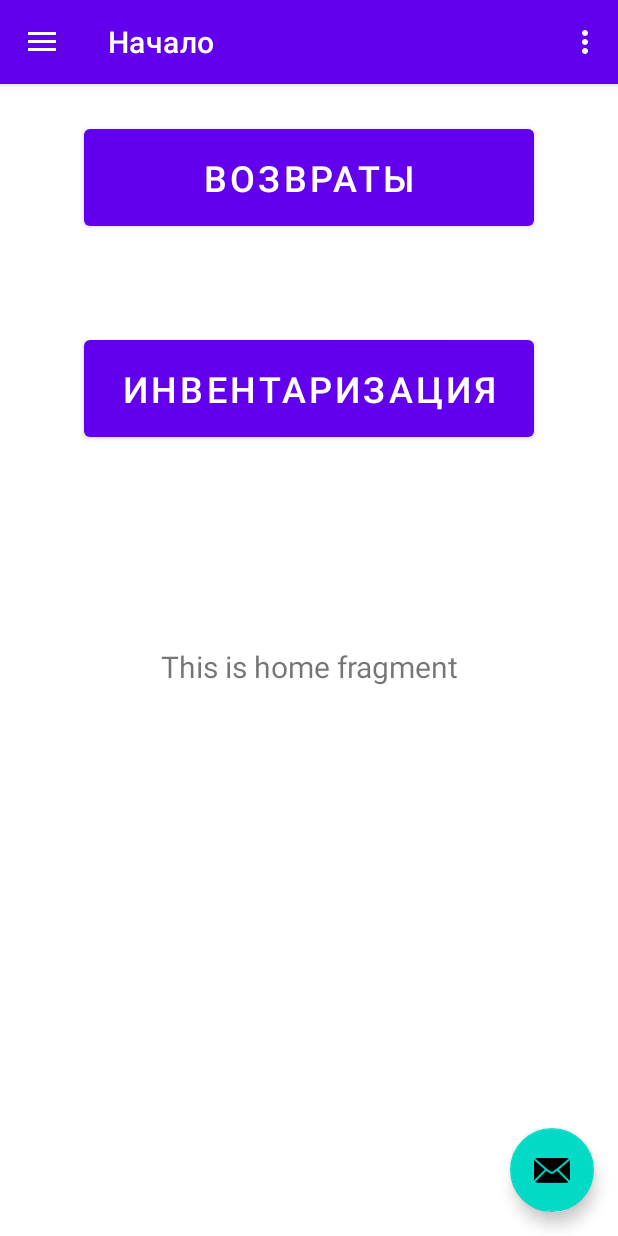
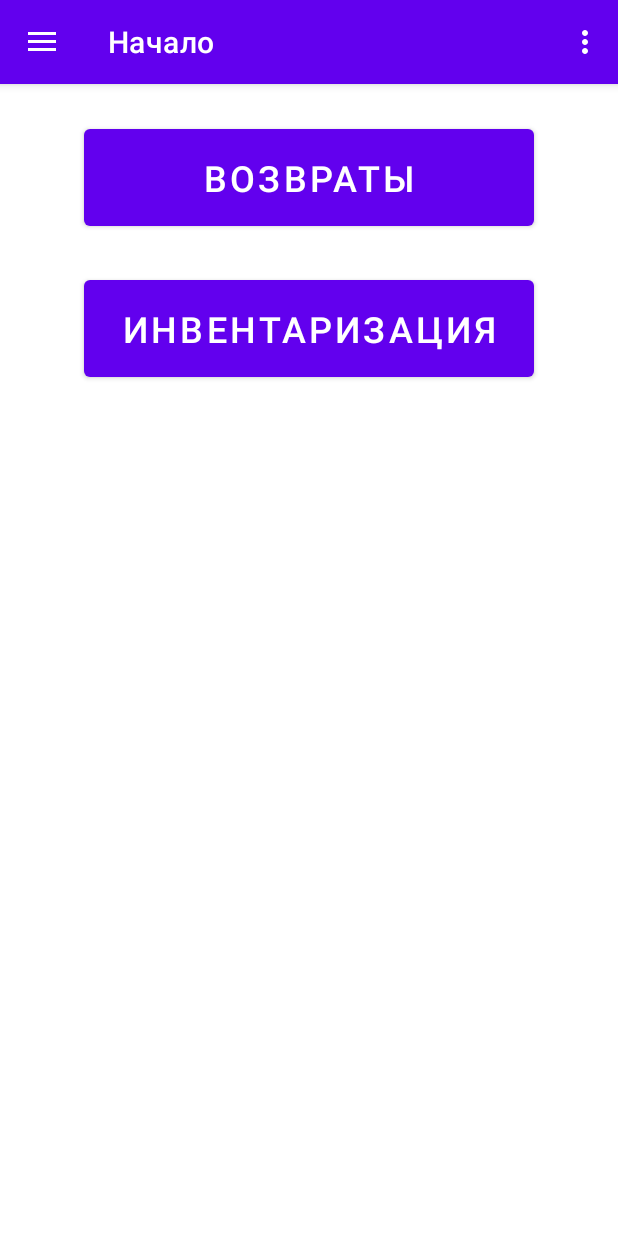
Before and after one commit to uleman1c/ApexWH, an Android app: the screen it shows after launch (MainActivity), on a phone screen of 412 x 824 dp. Run offline under Robolectric (Android 15) with nearby library versions, the light colour scheme and no system bars; our stand-ins replace navigation-ui.

Commit message:
home btns ret 2

```diff
--- a/app/src/main/java/com/example/apexwh/MainActivity.java
+++ b/app/src/main/java/com/example/apexwh/MainActivity.java
@@ -29,13 +29,13 @@ public class MainActivity extends AppCompatActivity {
         setContentView(binding.getRoot());
 
         setSupportActionBar(binding.appBarMain.toolbar);
-        binding.appBarMain.fab.setOnClickListener(new View.OnClickListener() {
-            @Override
-            public void onClick(View view) {
-                Snackbar.make(view, "Replace with your own action", Snackbar.LENGTH_LONG)
-                        .setAction("Action", null).show();
-            }
-        });
+//        binding.appBarMain.fab.setOnClickListener(new View.OnClickListener() {
+//            @Override
+//            public void onClick(View view) {
+//                Snackbar.make(view, "Replace with your own action", Snackbar.LENGTH_LONG)
+//                        .setAction("Action", null).show();
+//            }
+//        });
         DrawerLayout drawer = binding.drawerLayout;
         NavigationView navigationView = binding.navView;
         // Passing each menu ID as a set of Ids because each
--- a/app/src/main/java/com/example/apexwh/ui/home/HomeFragment.java
+++ b/app/src/main/java/com/example/apexwh/ui/home/HomeFragment.java
@@ -44,8 +44,8 @@ public class HomeFragment extends Fragment {
         });
 
 
-        final TextView textView = binding.textHome;
-        homeViewModel.getText().observe(getViewLifecycleOwner(), textView::setText);
+//        final TextView textView = binding.textHome;
+//        homeViewModel.getText().observe(getViewLifecycleOwner(), textView::setText);
         return root;
     }
 
--- a/app/src/main/res/layout/app_bar_main.xml
+++ b/app/src/main/res/layout/app_bar_main.xml
@@ -22,14 +22,4 @@
 
     <include layout="@layout/content_main" />
 
-    <com.google.android.material.floatingactionbutton.FloatingActionButton
-        android:id="@+id/fab"
-        android:layout_width="wrap_content"
-        android:layout_height="wrap_content"
-        android:layout_gravity="bottom|end"
-        android:layout_marginEnd="@dimen/fab_margin"
-        android:layout_marginBottom="16dp"
-        app:srcCompat="@android:drawable/ic_dialog_email"
-        tools:visibility="invisible" />
-
 </androidx.coordinatorlayout.widget.CoordinatorLayout>
--- a/app/src/main/res/layout/fragment_home.xml
+++ b/app/src/main/res/layout/fragment_home.xml
@@ -5,20 +5,6 @@
     android:layout_width="match_parent"
     android:layout_height="match_parent"
     tools:context=".ui.home.HomeFragment">
-
-    <TextView
-        android:id="@+id/text_home"
-        android:layout_width="match_parent"
-        android:layout_height="wrap_content"
-        android:layout_marginStart="8dp"
-        android:layout_marginTop="8dp"
-        android:layout_marginEnd="8dp"
-        android:textAlignment="center"
-        android:textSize="20sp"
-        app:layout_constraintBottom_toBottomOf="parent"
-        app:layout_constraintEnd_toEndOf="parent"
-        app:layout_constraintStart_toStartOf="parent"
-        app:layout_constraintTop_toTopOf="parent" />
 
     <Button
         android:id="@+id/btnReturns"
@@ -37,7 +23,7 @@
         android:id="@+id/btnInvents"
         android:layout_width="wrap_content"
         android:layout_height="wrap_content"
-        android:layout_marginTop="64dp"
+        android:layout_marginTop="24dp"
         android:width="300sp"
         android:padding="16sp"
         android:text="Инвентаризация"
```
